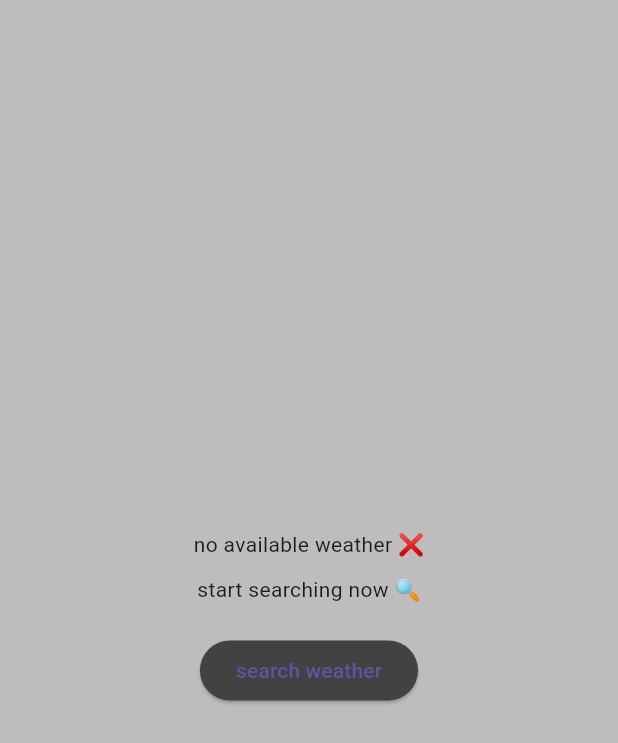
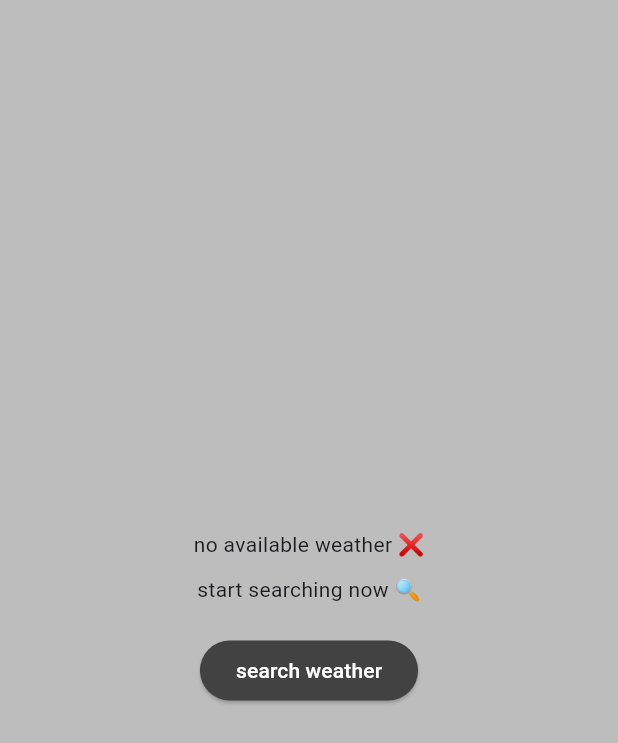
Before and after one commit to 00Osama/Temp-Teller, a Flutter app: the screen it shows after launch, on a phone screen of 412 x 824 dp. Shown: the top 743 px of the screen. Run offline on Flutter 3.47's test engine with Material 3 defaults, Android fonts, the phone set to English and light mode, and no system bars; our stand-ins replace dio, flutter_bloc, loading_animation_widget.

Commit message:
some ui adjustments

```diff
--- a/lib/main.dart
+++ b/lib/main.dart
@@ -8,7 +8,7 @@ import 'package:weatherapp/widgets/my_weather.dart';
 void main() {
   SystemChrome.setSystemUIOverlayStyle(
     SystemUiOverlayStyle(
-      statusBarColor: Colors.grey[400],
+      statusBarColor: Colors.grey[500],
     ),
   );
   runApp(const MyApp());
--- a/lib/widgets/my_weather.dart
+++ b/lib/widgets/my_weather.dart
@@ -4,6 +4,7 @@ import 'package:weatherapp/cubits/get_weather_cubit.dart';
 import 'package:weatherapp/widgets/loading.dart';
 import 'package:weatherapp/widgets/no_weather.dart';
 import 'package:weatherapp/widgets/show_weather.dart';
+import 'package:weatherapp/widgets/srearch_weaher.dart';
 
 class MyWeather extends StatefulWidget {
   const MyWeather({super.key});
@@ -26,8 +27,46 @@ class _MyWeatherState extends State<MyWeather> {
         } else if (state is DataLoadingState) {
           return const Loading();
         } else {
-          return const Center(
-            child: Text('Unknowen cubit Error'),
+          return Center(
+            child: Column(
+              mainAxisAlignment: MainAxisAlignment.center,
+              children: [
+                Image.asset('assets/page-lost.png'),
+                const Text(
+                  'Unknowen city name',
+                  style: TextStyle(
+                    fontWeight: FontWeight.bold,
+                    fontSize: 18,
+                  ),
+                ),
+                const SizedBox(
+                  height: 70,
+                ),
+                ElevatedButton(
+                  onPressed: () {
+                    Navigator.pushReplacement(
+                      context,
+                      MaterialPageRoute(
+                        builder: (context) {
+                          return const SearchWeather();
+                        },
+                      ),
+                    );
+                  },
+                  style: ButtonStyle(
+                    backgroundColor: WidgetStateProperty.all<Color>(
+                      Colors.grey.shade800,
+                    ),
+                  ),
+                  child: const Text(
+                    'search weather',
+                    style: TextStyle(
+                      color: Colors.white,
+                    ),
+                  ),
+                ),
+              ],
+            ),
           );
         }
       },
--- a/lib/widgets/no_weather.dart
+++ b/lib/widgets/no_weather.dart
@@ -30,11 +30,16 @@ class NoWeather extends StatelessWidget {
                 );
               },
               style: ButtonStyle(
-                backgroundColor: MaterialStateProperty.all<Color>(
+                backgroundColor: WidgetStateProperty.all<Color>(
                   Colors.grey.shade800,
                 ),
               ),
-              child: const Text('search weather'),
+              child: const Text(
+                'search weather',
+                style: TextStyle(
+                  color: Colors.white,
+                ),
+              ),
             ),
           ],
         ),
--- a/lib/widgets/srearch_weaher.dart
+++ b/lib/widgets/srearch_weaher.dart
@@ -51,12 +51,15 @@ class SearchWeather extends StatelessWidget {
                       Navigator.pop(context);
                     },
                     style: ButtonStyle(
-                      backgroundColor: MaterialStateProperty.all<Color>(
+                      backgroundColor: WidgetStateProperty.all<Color>(
                         Colors.grey.shade800,
                       ),
                     ),
                     child: const Text(
                       'show weather',
+                      style: TextStyle(
+                        color: Colors.white,
+                      ),
                     ),
                   ),
                 ),
--- a/pubspec.yaml
+++ b/pubspec.yaml
@@ -38,6 +38,7 @@ dependencies:
   dio: ^5.4.2+1
   flutter_bloc: ^8.1.5
   flutter_native_splash: ^2.4.1
+  loading_animation_widget: ^1.3.0
 
 dev_dependencies:
   flutter_test:
@@ -62,8 +63,8 @@ flutter:
   uses-material-design: true
 
   # To add assets to your application, add an assets section, like this:
-  # assets:
-  #   - lib/images/
+  assets:
+    - assets/
 
   # An image asset can refer to one or more resolution-specific "variants", see
   # https://flutter.dev/assets-and-images/#resolution-aware
```
Also changed, not shown: lib/widgets/loading.dart (+20 -8 lines), assets/page-lost.png (added), pubspec.lock, 3 other files.
